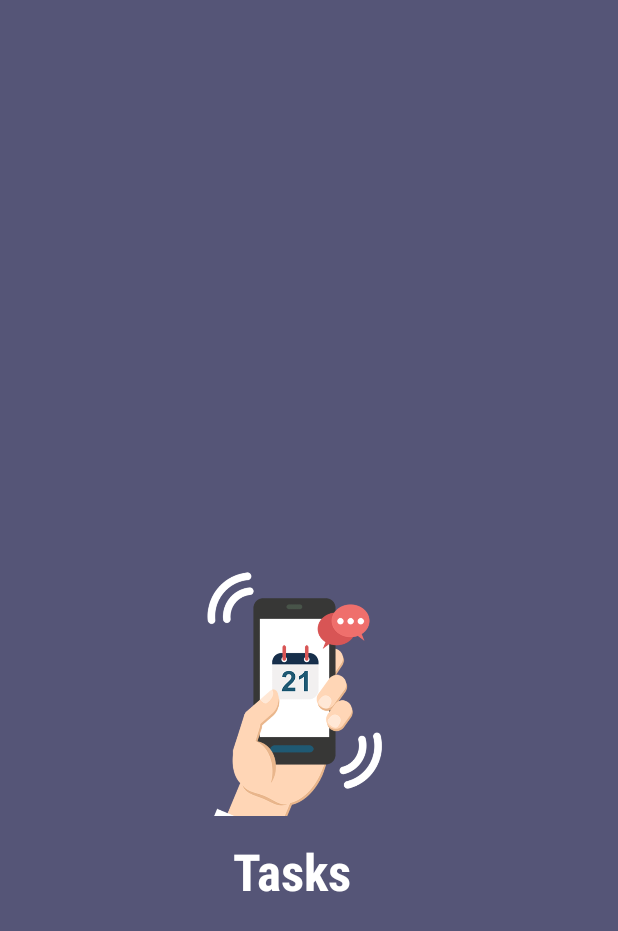
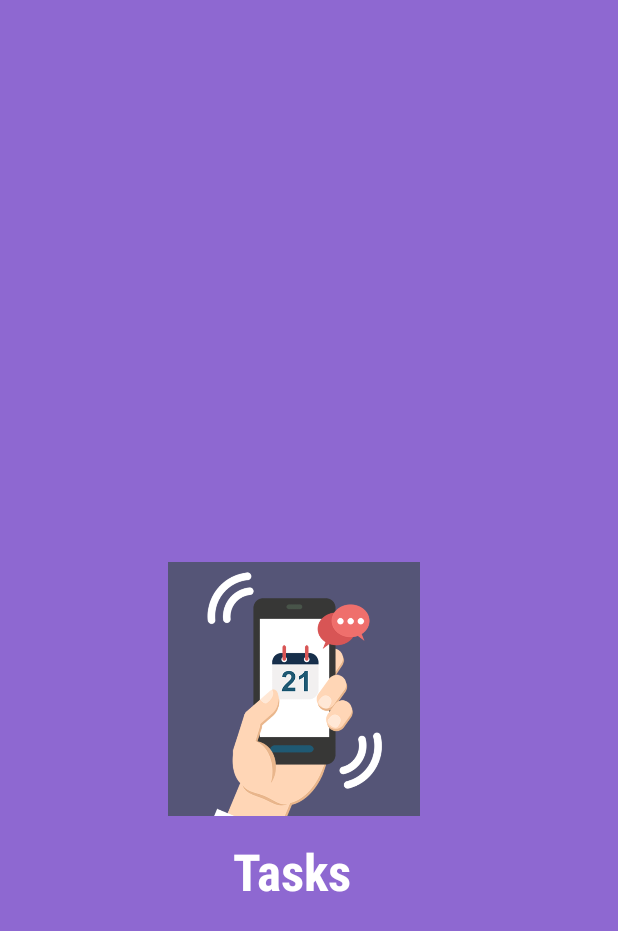
Before and after one commit to it22285560/MADLabExam04, an Android app: the screen it shows after launch (MainActivity), on a phone screen of 412 x 824 dp. Shown: the top 931 px of the screen. Run offline under Robolectric (Android 15) with nearby library versions, the phone set to English and light mode, and no system bars.

Commit message:
project added to github

```diff
--- a/app/src/main/res/values/colors.xml
+++ b/app/src/main/res/values/colors.xml
@@ -8,10 +8,10 @@
     <color name="black">#FF000000</color>
     <color name="white">#FFFFFFFF</color>
 
-    <color name="vivid_pink">#0732B5</color>
+    <color name="vivid_pink">#210259</color>
     <color name="vivid_pink_secondary">#6AB3D5</color>
     <color name="burgundy">#442C2E</color>
-    <color name="frontbg">#555577</color>
+    <color name="frontbg">#8E68D1</color>
 
 
 </resources>
```
